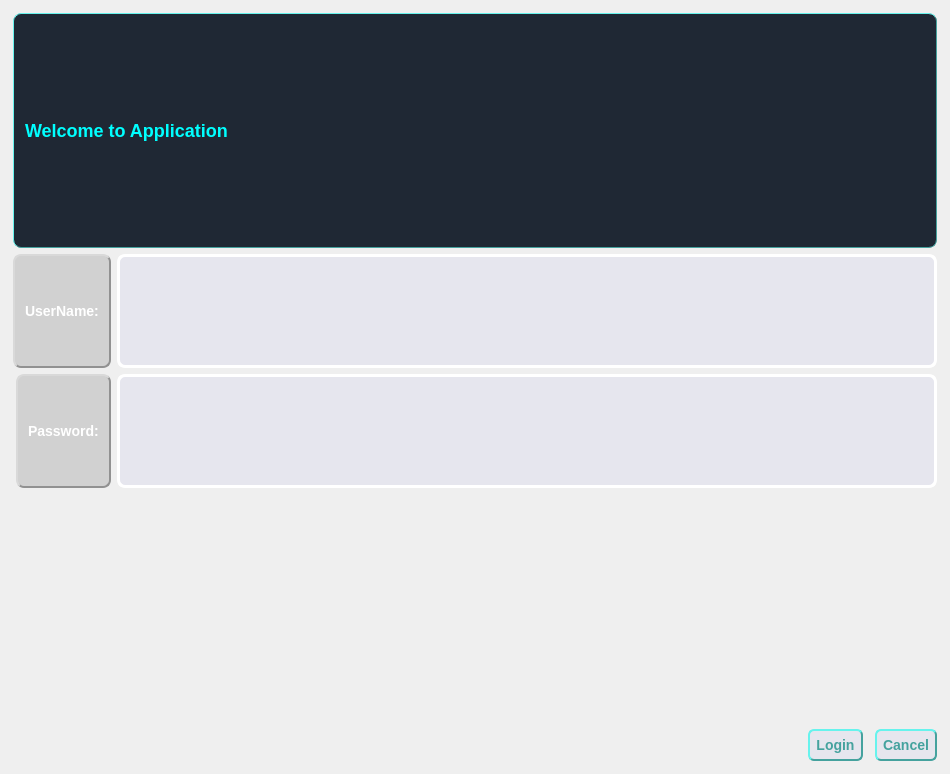
This is ui/auth.ui in kiozet/TaskManagerWithAI as Qt 5 draws it before an edit. The edited form follows.
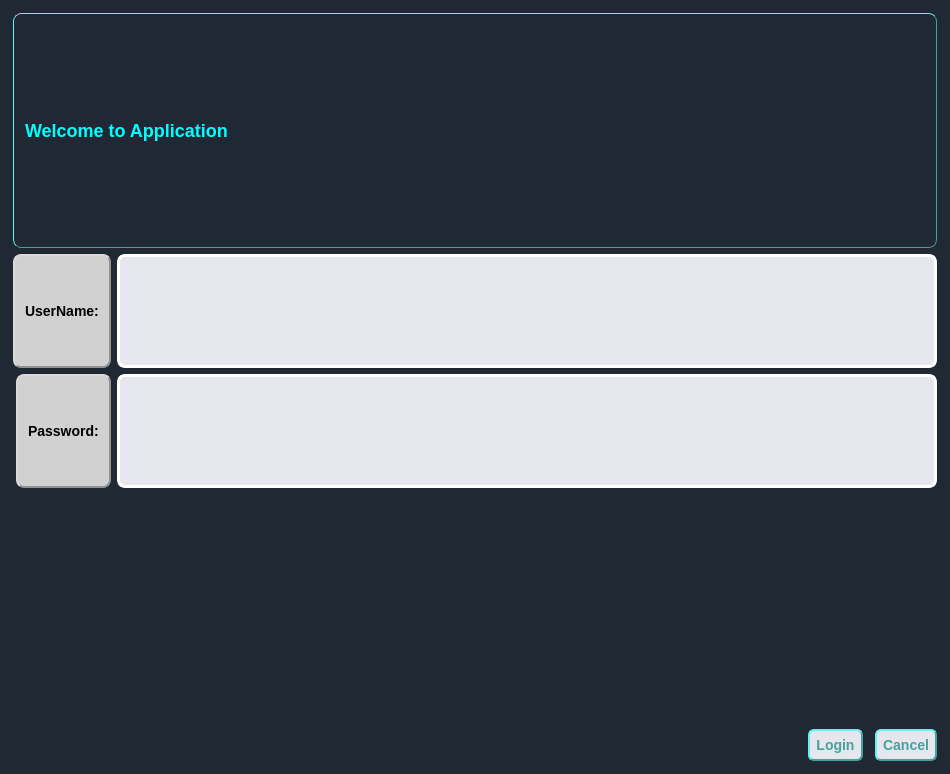
This is the edited form. Icons and pictures are not drawn.

Commit message: Edit background color in GenerationTaskWindow for calendar. Edit background-color in auth

```diff
--- a/ui/auth.ui
+++ b/ui/auth.ui
@@ -24,8 +24,7 @@
     border: 2px;
     border-radius: 4px;
     padding: 2px;
-	border-image: url(&quot;../content/raccoon.jpg&quot;) 0 0 0 0 stretch stretch
-
+    background-color: #1F2833;
 }</string>
   </property>
   <layout class="QVBoxLayout" name="verticalLayout">
@@ -86,11 +85,11 @@
     font: bold 14px;
     min-width: 6em;
     padding: 6px;
-    color: white;
+    color: black;
 }</string>
        </property>
        <property name="text">
-        <string>&lt;html&gt;&lt;head/&gt;&lt;body&gt;&lt;p&gt;&lt;span style=&quot; color:#ffffff;&quot;&gt;UserName:&lt;/span&gt;&lt;/p&gt;&lt;/body&gt;&lt;/html&gt;</string>
+        <string>&lt;html&gt;&lt;head/&gt;&lt;body&gt;&lt;p&gt;&lt;span style=&quot; color:#000000;&quot;&gt;UserName:&lt;/span&gt;&lt;/p&gt;&lt;/body&gt;&lt;/html&gt;</string>
        </property>
       </widget>
      </item>
@@ -134,7 +133,7 @@
     font: bold 14px;
     min-width: 6em;
     padding: 6px;
-    color: white;
+    color: black;
 }</string>
        </property>
        <property name="text">
```
The commit also changes 1 other file.
